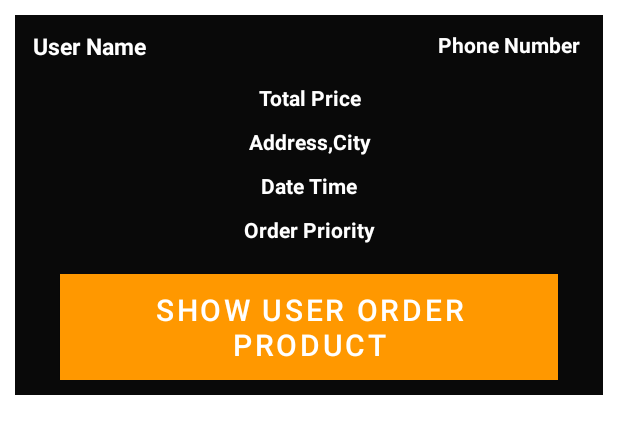
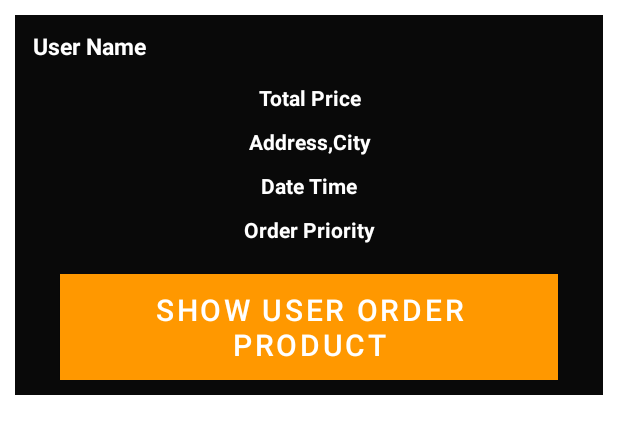
Before and after one commit to sayanlp99/ekart, an Android app: the layout orders_layout.xml on its own in the app's theme, with its tools: preview values and no code run, on a phone screen of 412 x 824 dp. Shown: the top 434 px of the screen. Run offline under Robolectric (Android 15) with nearby library versions, the phone set to English and light mode, and no system bars.

```diff
--- a/app/src/main/res/layout/orders_layout.xml
+++ b/app/src/main/res/layout/orders_layout.xml
@@ -20,18 +20,18 @@
             android:layout_marginLeft="2dp"
             android:textStyle="bold"
             />
-        <TextView
-            android:id="@+id/order_phone_number"
-            android:layout_width="160dp"
-            android:layout_height="wrap_content"
-            android:text="Phone Number"
-            android:textColor="@android:color/white"
-            android:layout_marginLeft="5dp"
-            android:layout_alignParentEnd="true"
-            android:layout_marginRight="5dp"
-            android:textAlignment="viewEnd"
-            android:textStyle="bold"
-            />
+<!--        <TextView-->
+<!--            android:id="@+id/order_phone_number"-->
+<!--            android:layout_width="160dp"-->
+<!--            android:layout_height="wrap_content"-->
+<!--            android:text="Phone Number"-->
+<!--            android:textColor="@android:color/white"-->
+<!--            android:layout_marginLeft="5dp"-->
+<!--            android:layout_alignParentEnd="true"-->
+<!--            android:layout_marginRight="5dp"-->
+<!--            android:textAlignment="viewEnd"-->
+<!--            android:textStyle="bold"-->
+<!--            />-->
         <TextView
             android:id="@+id/order_total_price"
             android:layout_width="match_parent"
```
